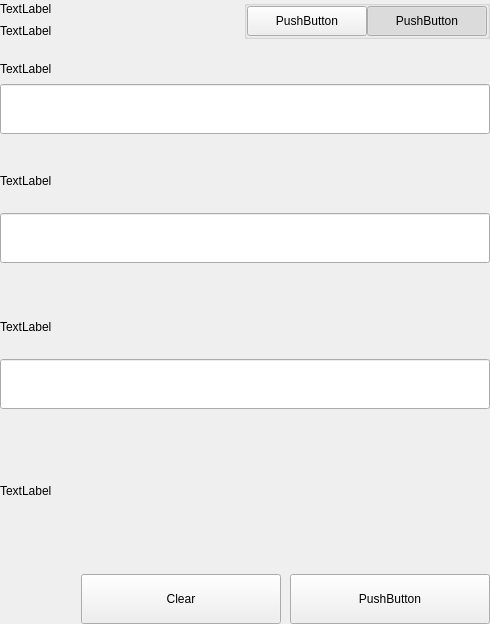
Before: the Qt Designer form src/qt/vitae/settings/forms/settingsbittoolwidget.ui in VitaeTeam/Vitae, drawn with Qt 5.
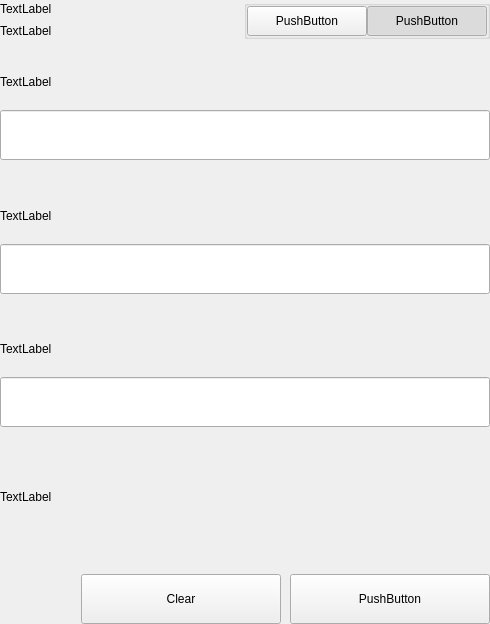
After: the same form once the commit is applied.

Commit message: [GUI] settings tools, bip38 layout and encription.

Diff of the .ui file:
```diff
--- a/src/qt/vitae/settings/forms/settingsbittoolwidget.ui
+++ b/src/qt/vitae/settings/forms/settingsbittoolwidget.ui
@@ -473,10 +473,23 @@
              </spacer>
             </item>
             <item>
-             <layout class="QVBoxLayout" name="verticalLayout_10">
+             <widget class="QWidget" name="containerAddressEnc" native="true">
+              <layout class="QVBoxLayout" name="containerAddressEncLayout">
               <property name="spacing">
                <number>5</number>
               </property>
+               <property name="leftMargin">
+                <number>0</number>
+               </property>
+               <property name="topMargin">
+                <number>0</number>
+               </property>
+               <property name="rightMargin">
+                <number>0</number>
+               </property>
+               <property name="bottomMargin">
+                <number>0</number>
+               </property>
               <item>
                <widget class="QLabel" name="labelSubtitleAddress">
                 <property name="minimumSize">
@@ -507,6 +520,7 @@
                </widget>
               </item>
              </layout>
+             </widget>
             </item>
             <item>
              <spacer name="verticalSpacer_6">
```
Left out of the diff: 2 changed lines with no effect on the pictures. Lines whose indentation alone changed are shown as unchanged. The commit also changes 2 other files.
